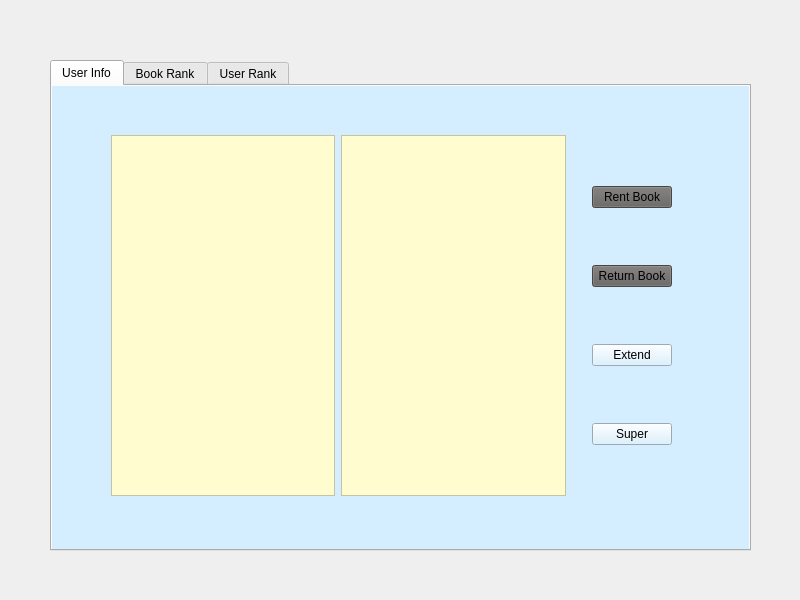
First picture: the form in Window_Classes/UserPage/UserPage.ui, repository interval-package/Library_Manage_System, before the edit.
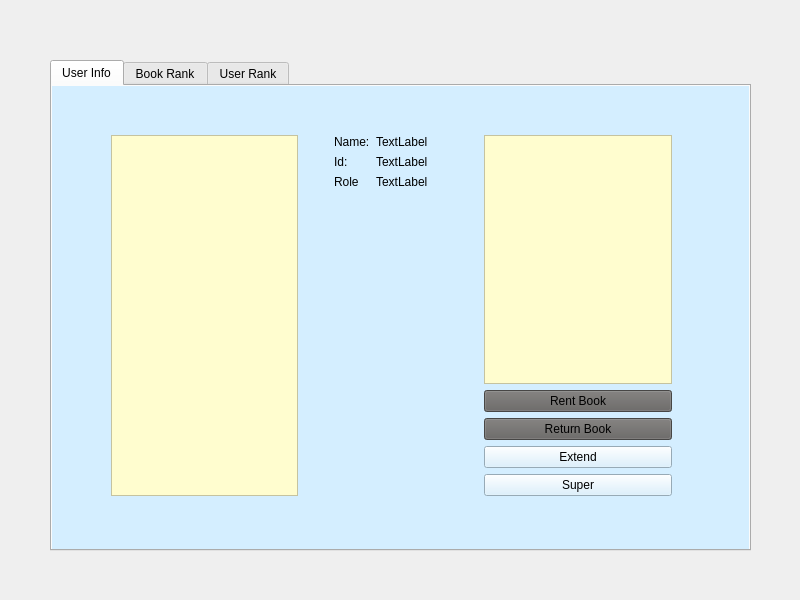
Second picture: the form after the edit.

The edit to the form file:
```diff
--- a/Window_Classes/UserPage/UserPage.ui
+++ b/Window_Classes/UserPage/UserPage.ui
@@ -72,13 +72,6 @@
          <property name="bottomMargin">
           <number>50</number>
          </property>
-         <item>
-          <widget class="QListView" name="UserInfoDispList">
-           <property name="styleSheet">
-            <string notr="true">background-color: rgb(255, 253, 207);</string>
-           </property>
-          </widget>
-         </item>
          <item>
           <widget class="QTableView" name="RentedBookTable">
            <property name="styleSheet">
@@ -86,6 +79,58 @@
            </property>
           </widget>
          </item>
+         <item>
+          <layout class="QFormLayout" name="formLayout">
+           <property name="leftMargin">
+            <number>30</number>
+           </property>
+           <property name="rightMargin">
+            <number>30</number>
+           </property>
+           <item row="0" column="0">
+            <widget class="QLabel" name="label">
+             <property name="text">
+              <string>Name:</string>
+             </property>
+            </widget>
+           </item>
+           <item row="1" column="0">
+            <widget class="QLabel" name="label_3">
+             <property name="text">
+              <string>Id:</string>
+             </property>
+            </widget>
+           </item>
+           <item row="1" column="1">
+            <widget class="QLabel" name="IDlable">
+             <property name="text">
+              <string>TextLabel</string>
+             </property>
+            </widget>
+           </item>
+           <item row="2" column="0">
+            <widget class="QLabel" name="label_5">
+             <property name="text">
+              <string>Role</string>
+             </property>
+            </widget>
+           </item>
+           <item row="2" column="1">
+            <widget class="QLabel" name="RoleLable">
+             <property name="text">
+              <string>TextLabel</string>
+             </property>
+            </widget>
+           </item>
+           <item row="0" column="1">
+            <widget class="QLabel" name="NameLable">
+             <property name="text">
+              <string>TextLabel</string>
+             </property>
+            </widget>
+           </item>
+          </layout>
+         </item>
          <item>
           <spacer name="verticalSpacer">
            <property name="orientation">
@@ -101,6 +146,13 @@
          </item>
          <item>
           <layout class="QVBoxLayout" name="verticalLayout_3">
+           <item>
+            <widget class="QListView" name="UserInfoDispList">
+             <property name="styleSheet">
+              <string notr="true">background-color: rgb(255, 253, 207);</string>
+             </property>
+            </widget>
+           </item>
            <item>
             <widget class="QPushButton" name="RentButton">
              <property name="styleSheet">
```
